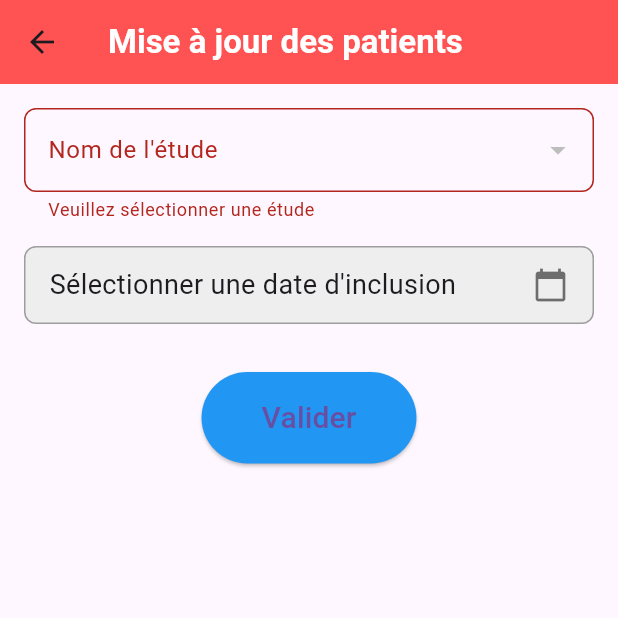
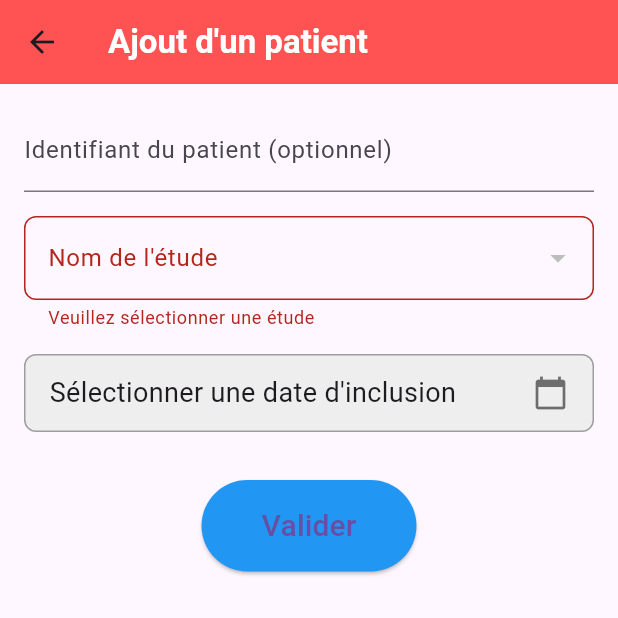
Before and after one commit to Darksasouce/PrismaticsProj, a Flutter app: the AjoutPatientPage screen opened directly, after a tap on "Valider", on a phone screen of 412 x 824 dp, the top half of it. Run offline on Flutter 3.47's test engine with Material 3 defaults, Android fonts, the phone set to English and light mode, and no system bars; our stand-ins replace image_picker, supabase_flutter; missing offline and left inert: postgres; accounts and stored records are empty.

Commit message:
ajout patient

```diff
--- a/lib/screens/ajout_patient.dart
+++ b/lib/screens/ajout_patient.dart
@@ -1,6 +1,7 @@
 import 'package:flutter/material.dart';
 import 'package:intl/intl.dart';
 import 'package:supabase_flutter/supabase_flutter.dart';
+import 'dart:math';
 import 'accueil.dart';
 
 class AjoutPatientPage extends StatefulWidget {
@@ -16,6 +17,7 @@ class _AjoutPatientPageState extends State<AjoutPatientPage> {
 
   List<String> _etudes = [];
   String? _selectedEtude;
+  String? _patientId;
   DateTime? _selectedDate;
 
   @override
@@ -53,10 +55,14 @@ class _AjoutPatientPageState extends State<AjoutPatientPage> {
     }
   }
 
-  /// **🔹 Incrémente seulement le `nbpatient` dans la table `etude`**
-  Future<void> _incrementNbPatient() async {
+  /// **🔹 Générer un identifiant patient unique si aucun n'est saisi**
+  String _generateIdentifiant() {
+    return "PAT-${Random().nextInt(9999999)}"; // Génère un identifiant de type PAT-XXXXXXX
+  }
+
+  /// **🔹 Ajouter un patient et mettre à jour le compteur**
+  Future<void> _addPatient() async {
     if (!_formKey.currentState!.validate()) return;
-
     _formKey.currentState!.save();
     final currentContext = context;
 
@@ -64,6 +70,24 @@ class _AjoutPatientPageState extends State<AjoutPatientPage> {
       if (!_etudes.contains(_selectedEtude)) {
         throw Exception("L'étude sélectionnée n'est pas valide.");
       }
+
+      // **Générer un identifiant unique si vide**
+      String generatedIdentifiant = _patientId != null && _patientId!.isNotEmpty
+          ? _patientId!
+          : _generateIdentifiant();
+
+      String inclusionDate = _selectedDate != null
+          ? DateFormat('yyyy-MM-dd').format(_selectedDate!)
+          : DateFormat('yyyy-MM-dd').format(DateTime.now());
+
+      debugPrint("📝 Tentative d'insertion...");
+      await supabase.from('patients').insert({
+        'etude': _selectedEtude,
+        'inclusion_date': inclusionDate,
+        'identifiant': generatedIdentifiant, // ✅ Ajout du champ identifiant
+      });
+
+      debugPrint("✅ Patient ajouté avec succès.");
 
       // **🔄 Mise à jour du compteur de patients**
       final etudeResponse = await supabase
@@ -81,12 +105,12 @@ class _AjoutPatientPageState extends State<AjoutPatientPage> {
       }
 
       ScaffoldMessenger.of(currentContext).showSnackBar(
-        const SnackBar(content: Text("Nombre de patients mis à jour avec succès !")),
+        SnackBar(content: Text("Patient ajouté avec succès ! Identifiant : $generatedIdentifiant")),
       );
 
       Navigator.pushReplacement(currentContext, MaterialPageRoute(builder: (context) => const AccueilPage()));
     } catch (e) {
-      debugPrint("❌ Erreur mise à jour nbpatient : $e");
+      debugPrint("❌ Erreur lors de l'ajout du patient : $e");
       ScaffoldMessenger.of(currentContext).showSnackBar(
         SnackBar(content: Text("Erreur : ${e.toString()}")),
       );
@@ -98,7 +122,7 @@ class _AjoutPatientPageState extends State<AjoutPatientPage> {
     return Scaffold(
       appBar: AppBar(
         backgroundColor: Colors.redAccent,
-        title: const Text("Mise à jour des patients", style: TextStyle(color: Colors.white, fontWeight: FontWeight.bold)),
+        title: const Text("Ajout d'un patient", style: TextStyle(color: Colors.white, fontWeight: FontWeight.bold)),
       ),
       body: SingleChildScrollView(
         padding: const EdgeInsets.all(16.0),
@@ -106,6 +130,12 @@ class _AjoutPatientPageState extends State<AjoutPatientPage> {
           key: _formKey,
           child: Column(
             children: [
+              TextFormField(
+                decoration: const InputDecoration(labelText: "Identifiant du patient (optionnel)"),
+                keyboardType: TextInputType.text,
+                onChanged: (value) => _patientId = value,
+              ),
+              const SizedBox(height: 16),
               DropdownButtonFormField<String>(
                 decoration: InputDecoration(
                   labelText: "Nom de l'étude",
@@ -147,7 +177,7 @@ class _AjoutPatientPageState extends State<AjoutPatientPage> {
               ),
               const SizedBox(height: 32),
               ElevatedButton(
-                onPressed: _incrementNbPatient,
+                onPressed: _addPatient,
                 style: ElevatedButton.styleFrom(
                   backgroundColor: Colors.blue,
                   padding: const EdgeInsets.symmetric(horizontal: 40, vertical: 16),
```
